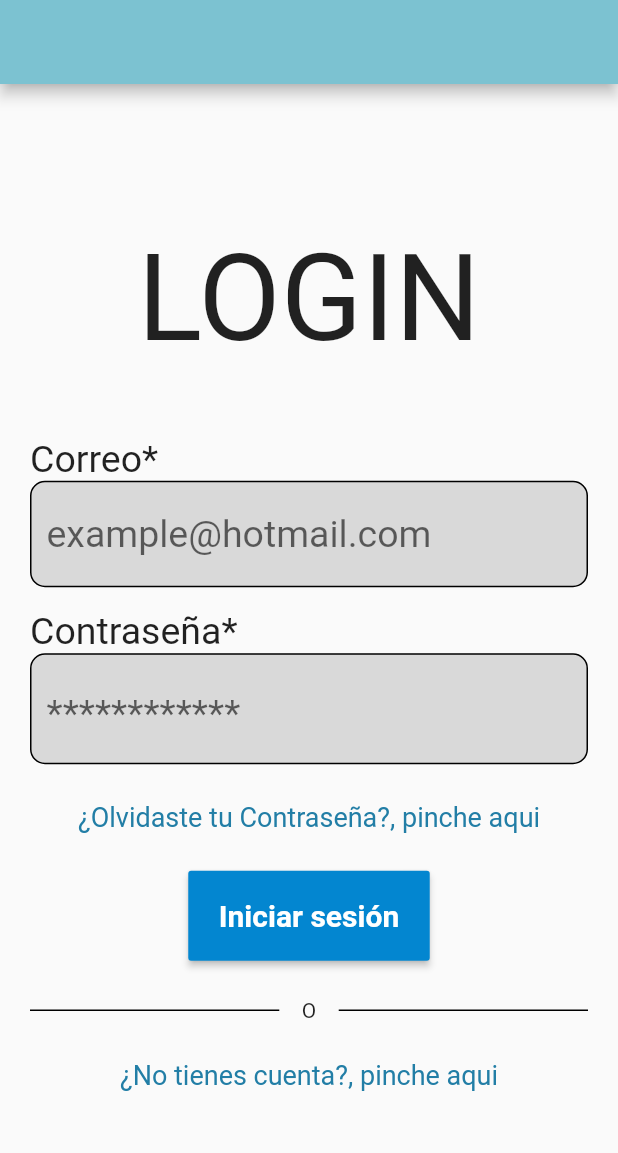
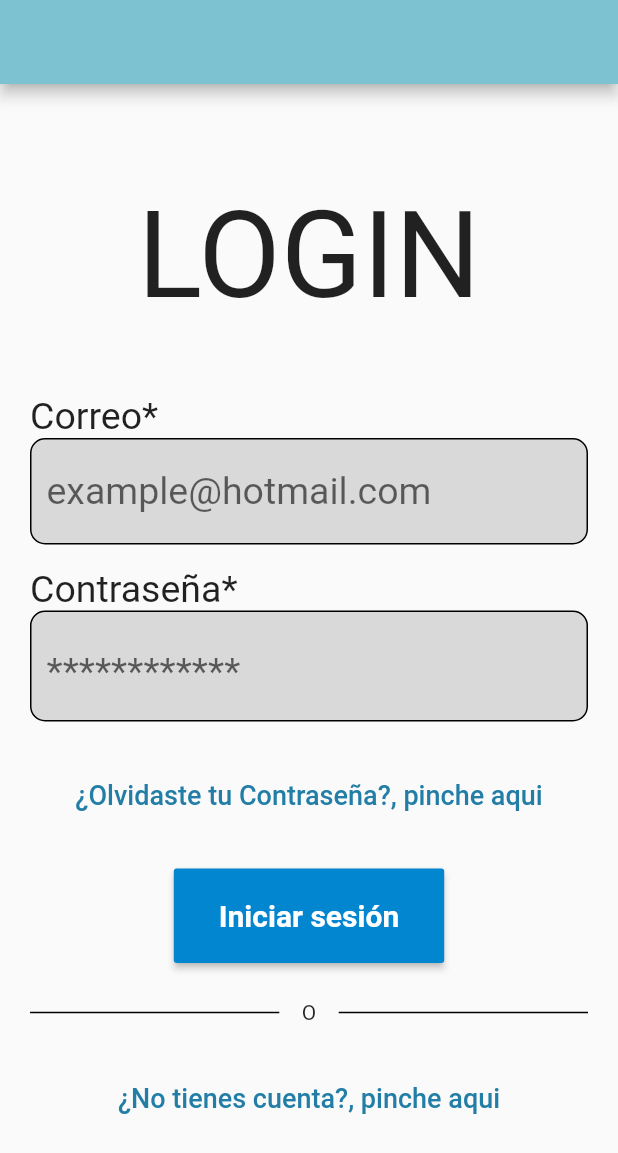
Before and after one commit to DavidEMV1622/app_bidi_login, a Flutter app: the screen it shows after launch, on a phone screen of 412 x 824 dp. Shown: the top 1153 px of the screen. Run offline on Flutter 3.47's test engine with Material 2 defaults, Android fonts, the phone set to English and light mode, and no system bars.

Commit message:
Cambio de pantalla en el login

```diff
--- a/lib/src/colors/colors.dart
+++ b/lib/src/colors/colors.dart
@@ -4,5 +4,5 @@ import 'package:flutter/material.dart';
 class CustomColors {
   static const Color colorAppBar = Color.fromRGBO(124, 194, 209, 100); // Color del AppBar
   static const Color colorButton = Color.fromRGBO(3, 134, 208, 1); // Color de Botones
-  static const Color accentColor = Color(0xFF99CC00);
+  static const Color colorLink = Color.fromRGBO(34, 126, 166, 1); // Color para links
 }
--- a/lib/src/pages/Login_page.dart
+++ b/lib/src/pages/Login_page.dart
@@ -1,6 +1,8 @@
 import 'package:flutter/material.dart';
 
 import '../colors/colors.dart';
+import 'Password_page.dart';
+import 'Registrar_page.dart';
 
 class LoginPage extends StatefulWidget {
   @override
@@ -51,7 +53,7 @@ class _LoginPageState extends State<LoginPage> {
               ),
 
               // ---- Llamado Widget para un campo de texto para ingresar correo ----
-              _textFieldEmail(),
+              _textFieldEmail("example@hotmail.com"),
 
               // ---- Agregar un espacio ----
               SizedBox(
@@ -66,7 +68,7 @@ class _LoginPageState extends State<LoginPage> {
               ),
 
               // ---- Campo de texto para ingresar contrasenia ----
-              _textFieldPassword(),
+              _textFieldPassword("************"),
 
               // ---- Agregar un espacio ----
               SizedBox(
@@ -77,12 +79,7 @@ class _LoginPageState extends State<LoginPage> {
               Align(
                 //alignment: Alignment(-1.0, 0.0),
                 alignment: Alignment.center,
-                child: Text("¿Olvidaste tu Contraseña?, pinche aqui",
-                  style: TextStyle(
-                    fontSize: 18,
-                    color: Color.fromRGBO(34, 126, 166, 1),
-                  ),
-                ),
+                child: _buttonLink("¿Olvidaste tu Contraseña?, pinche aqui"),
               ),
 
               // ---- Agregar un espacio ----
@@ -91,7 +88,7 @@ class _LoginPageState extends State<LoginPage> {
               ),
 
               // ---- Boton "Iniciar de sesión" ----
-              _buttonSesion(),
+              _buttonSesion("Iniciar sesión"),
 
               // ---- Agregar un espacio ----
               SizedBox(
@@ -122,14 +119,11 @@ class _LoginPageState extends State<LoginPage> {
               // ---- Texto para un link si no tienes cuenta----
               Align(
                 alignment: Alignment.center,
-                child: Text(
-                  "¿No tienes cuenta?, pinche aqui",
-                  style: TextStyle(
-                    fontSize: 18,
-                    color: Color.fromRGBO(34, 126, 166, 1),
-                  ),
-                ),
+                child: _buttonLink("¿No tienes cuenta?, pinche aqui"),
               ),
+
+
+
             ],
           ),
         ),
@@ -138,7 +132,7 @@ class _LoginPageState extends State<LoginPage> {
   }
 
   // ---- Widget para el campo de texto "Correo" ----
-  Widget _textFieldEmail() {
+  Widget _textFieldEmail(String textoCorreo) {
     return Container(
       // Permite definir el diseño de la caja de texto "BoxDecoration"
       decoration: BoxDecoration(
@@ -158,7 +152,7 @@ class _LoginPageState extends State<LoginPage> {
             style: TextStyle(fontSize: 25), // Tamanio del texto
             decoration: InputDecoration.collapsed( /* Quita la linea que viene por
                                                   defecto en el input "InputDecoration.collapsed" */
-              hintText: "example@hotmail.com", // Place holder en el input
+              hintText: textoCorreo, // Place holder en el input
             )
           ),
       /*
@@ -170,7 +164,7 @@ class _LoginPageState extends State<LoginPage> {
   }
 
   // ---- Widget para el campo de texto "Contrasenia" ----
-  Widget _textFieldPassword() {
+  Widget _textFieldPassword(String textoContrasenia) {
     return Container(
       decoration: BoxDecoration(
         color: Color.fromRGBO(217, 217, 217, 1),
@@ -187,9 +181,8 @@ class _LoginPageState extends State<LoginPage> {
         obscureText: passenable, // Oculta el contenido si es "true" y lo muestra si es "false"
         style: TextStyle(fontSize: 25),
         decoration: InputDecoration(
-          hintText: "************",
-          border: InputBorder
-              .none, // Quita la línea que viene por defecto en el TextField
+          hintText: textoContrasenia,
+          border: InputBorder.none, // Quita la línea que viene por defecto en el TextField
 
           suffix: IconButton(
 
@@ -215,19 +208,53 @@ class _LoginPageState extends State<LoginPage> {
   }
 
   // ---- Widget para el boton de inicio de sesion ----
-  Widget _buttonSesion() {
+  Widget _buttonSesion( String textoBoton) {
     return MaterialButton(
+      /*
       minWidth: 161, // Ancho del boton
-      height: 60, // Altp del boton
+      height: 60, // Largo del boton
+      */
       onPressed: () {}, // Animación al presionar
       color: CustomColors.colorButton, // Color del boton por medio de la clase "CustomColors"
+      padding: EdgeInsets.symmetric(horizontal: 30, vertical: 20),
 
       // Agregar texto dentro del boton
       child: Text(
-        'Iniciar sesión',
+        textoBoton,
         style: TextStyle( color: Colors.white, fontSize: 20, fontWeight: FontWeight.bold,
         ),
       ),
     );
   }
+
+  // ---- Widget para un boton transparente para los links ----
+  Widget _buttonLink(String textoLink) {
+    return TextButton(
+      onPressed: () {
+        if (textoLink == "¿No tienes cuenta?, pinche aqui") {
+          Navigator.push(
+            context,
+            MaterialPageRoute(builder: (context) => RegisterPage()),
+          );
+        } else {
+          Navigator.push(
+            context,
+            MaterialPageRoute(builder: (context) => PasswordPage()),
+          );
+        }
+
+      },
+      style: ButtonStyle(
+        backgroundColor: MaterialStateProperty.all(Colors.transparent) // Define el fondo transparente
+      ),
+      child: Text(
+        textoLink, // Agrega el texto
+        style: TextStyle(
+          fontSize: 18, // Tamaño del texto
+          color: CustomColors.colorLink, // Color del texto
+        ),
+      ),
+    );
+  }
+
 }
```
Also changed, not shown: lib/src/pages/Password_page.dart (added, +45 -0 lines), lib/src/pages/Registrar_page.dart (added, +45 -0 lines).
